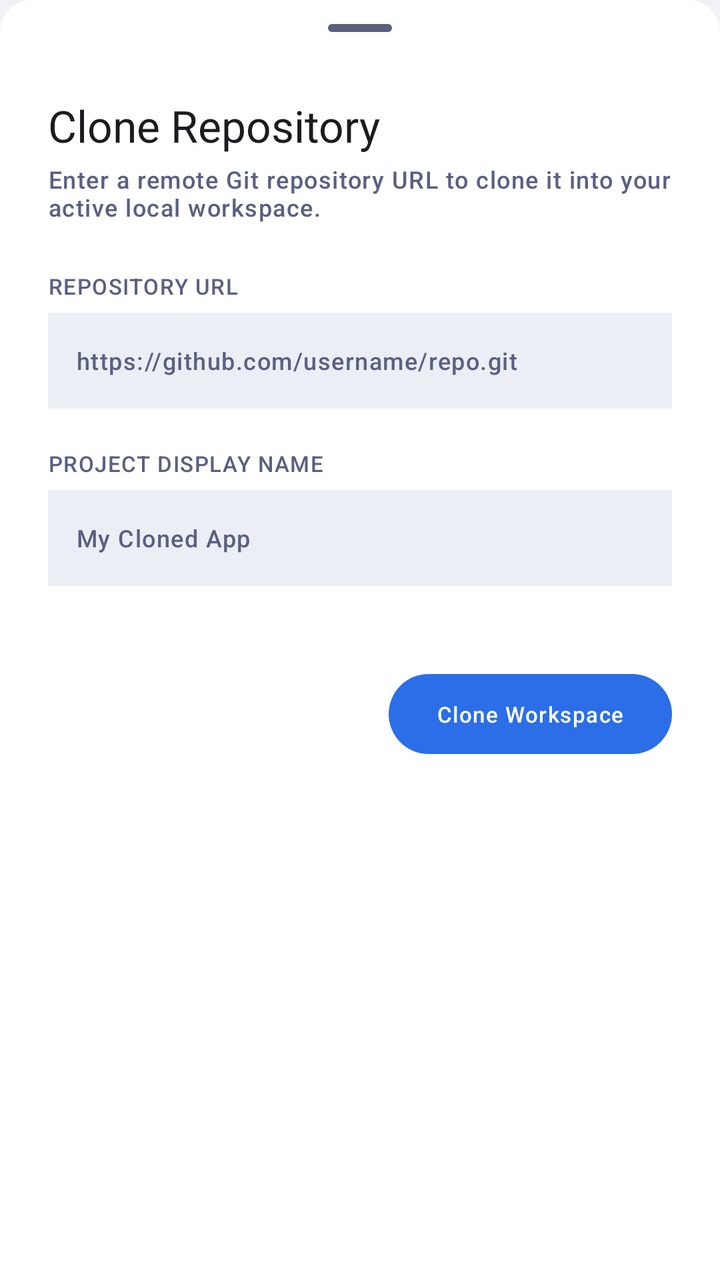
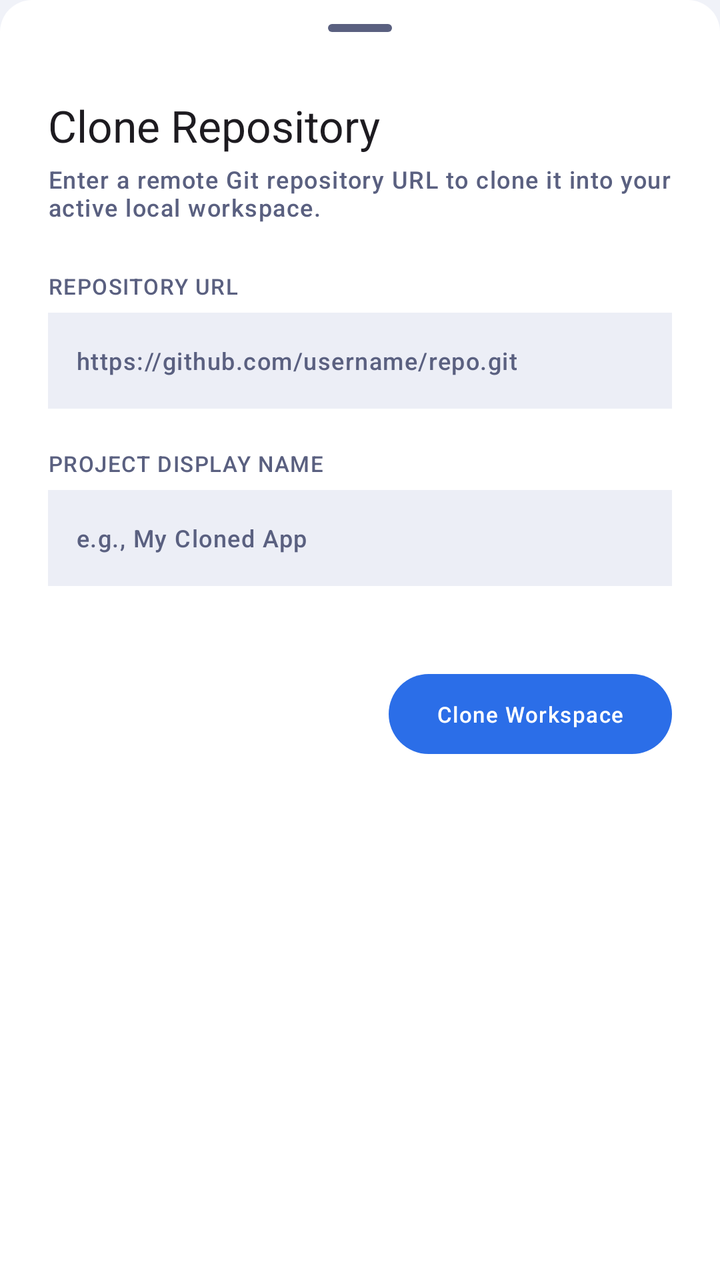

An Android layout rendered at two revisions. The XML below is the earlier revision; the diff shows what the commit changed to produce the second picture.
<!-- AndroidManifest.xml: application theme Theme.VCode -->
<!-- res/layout/bottom_sheet_git_clone.xml -->
<?xml version="1.0" encoding="utf-8"?>
<LinearLayout xmlns:android="http://schemas.android.com/apk/res/android"
    xmlns:app="http://schemas.android.com/apk/res-auto"
    xmlns:tools="http://schemas.android.com/tools"
    android:layout_width="match_parent"
    android:layout_height="wrap_content"
    android:background="@drawable/bottom_sheet_background"
    android:orientation="vertical">

    <com.google.android.material.bottomsheet.BottomSheetDragHandleView
        android:layout_width="wrap_content"
        android:layout_height="wrap_content"
        android:layout_gravity="center_horizontal"/>

    <LinearLayout
        android:id="@+id/layout_form"
        android:layout_width="match_parent"
        android:layout_height="wrap_content"
        android:orientation="vertical"
        android:visibility="visible">

        <TextView
            android:id="@+id/tv_clone_title"
            android:layout_width="wrap_content"
            android:layout_height="wrap_content"
            android:text="Clone Repository"
            android:textAppearance="@style/TextAppearance.Material3.TitleLarge"
            android:layout_marginStart="@dimen/vcode_app_gap_horizontal"
            android:layout_marginEnd="@dimen/vcode_app_gap_horizontal"/>

        <TextView
            android:id="@+id/tv_clone_subtitle"
            android:layout_width="wrap_content"
            android:layout_height="wrap_content"
            android:text="Enter a remote Git repository URL to clone it into your active local workspace."
            android:textAppearance="@style/TextAppearance.Material3.LabelMedium"
            android:textColor="?attr/colorOnSurfaceVariant"
            android:layout_marginTop="4dp"
            android:layout_marginHorizontal="@dimen/vcode_app_gap_horizontal"/>

        <androidx.core.widget.NestedScrollView
            android:layout_width="match_parent"
            android:layout_height="wrap_content"
            android:fillViewport="true">

            <LinearLayout
                android:layout_width="match_parent"
                android:layout_height="wrap_content"
                android:orientation="vertical">

                <TextView
                    android:id="@+id/tv_repo_url_label"
                    android:layout_width="wrap_content"
                    android:layout_height="wrap_content"
                    android:text="REPOSITORY URL"
                    android:layout_marginTop="24dp"
                    android:textAppearance="@style/TextAppearance.Material3.LabelSmall"
                    android:textColor="?attr/colorOnSurfaceVariant"
                    android:labelFor="@id/et_repo_url"
                    android:layout_marginStart="@dimen/vcode_app_gap_horizontal"/>

                <EditText
                    android:id="@+id/et_repo_url"
                    android:layout_width="match_parent"
                    android:layout_height="wrap_content"
                    android:layout_marginHorizontal="@dimen/vcode_app_gap_horizontal"
                    android:layout_marginTop="6dp"
                    android:background="?attr/colorSurfaceContainerHigh"
                    android:hint="https://github.com/username/repo.git"
                    android:imeOptions="actionNext"
                    android:importantForAutofill="no"
                    android:inputType="textUri"
                    android:maxLines="1"
                    android:minHeight="48dp"
                    android:padding="14dp"
                    android:textAppearance="@style/TextAppearance.Material3.LabelMedium"
                    android:textColor="?attr/colorOnSurface"
                    android:textColorHint="?attr/colorOnSurfaceVariant"/>

                <TextView
                    android:id="@+id/tv_project_name_label"
                    android:layout_width="wrap_content"
                    android:layout_height="wrap_content"
                    android:text="PROJECT DISPLAY NAME"
                    android:layout_marginTop="20dp"
                    android:textAppearance="@style/TextAppearance.Material3.LabelSmall"
                    android:textColor="?attr/colorOnSurfaceVariant"
                    android:labelFor="@id/et_project_name"
                    android:layout_marginStart="@dimen/vcode_app_gap_horizontal"/>

                <EditText
                    android:id="@+id/et_project_name"
                    android:layout_width="match_parent"
                    android:layout_height="wrap_content"
                    android:layout_marginHorizontal="@dimen/vcode_app_gap_horizontal"
                    android:layout_marginTop="6dp"
                    android:background="?attr/colorSurfaceContainerHigh"
                    android:hint="My Cloned App"
                    android:imeOptions="actionDone"
                    android:importantForAutofill="no"
                    android:inputType="text"
                    android:maxLines="1"
                    android:minHeight="48dp"
                    android:padding="14dp"
                    android:textAppearance="@style/TextAppearance.Material3.LabelMedium"
                    android:textColor="?attr/colorOnSurface"
                    android:textColorHint="?attr/colorOnSurfaceVariant"/>

                <com.google.android.material.button.MaterialButton
                    android:id="@+id/btn_execute_clone"
                    android:layout_width="wrap_content"
                    android:layout_height="wrap_content"
                    android:layout_gravity="end"
                    android:layout_marginTop="40dp"
                    android:layout_marginEnd="@dimen/vcode_app_gap_horizontal"
                    android:layout_marginBottom="20dp"
                    android:paddingHorizontal="24dp"
                    android:text="Clone Workspace"
                    android:textAppearance="@style/TextAppearance.Material3.LabelSmall"
                    android:textColor="?attr/colorOnPrimary"
                    app:backgroundTint="?attr/colorPrimary"/>

            </LinearLayout>
        </androidx.core.widget.NestedScrollView>
    </LinearLayout>

    <LinearLayout
        android:id="@+id/layout_progress"
        android:layout_width="match_parent"
        android:layout_height="260dp"
        android:gravity="center"
        android:orientation="vertical"
        android:padding="24dp"
        android:visibility="gone"
        tools:visibility="visible">

        <FrameLayout
            android:layout_width="wrap_content"
            android:layout_height="wrap_content">

            <com.google.android.material.progressindicator.CircularProgressIndicator
                android:id="@+id/progress_indicator"
                android:layout_width="wrap_content"
                android:layout_height="wrap_content"
                android:layout_gravity="center"
                android:indeterminate="true"
                app:indicatorSize="64dp"
                app:indicatorColor="?attr/colorPrimary"/>

            <TextView
                android:id="@+id/tv_progress_percentage"
                android:layout_width="wrap_content"
                android:layout_height="wrap_content"
                android:layout_gravity="center"
                android:text="0%"
                android:textAppearance="@style/TextAppearance.Material3.LabelSmall"
                android:textColor="?attr/colorPrimary"/>
        </FrameLayout>

        <TextView
            android:id="@+id/tv_progress_task"
            android:layout_width="wrap_content"
            android:layout_height="wrap_content"
            android:layout_marginTop="20dp"
            android:text="Initializing remote workspace..."
            android:gravity="center"
            android:textAppearance="@style/TextAppearance.Material3.TitleMedium"/>

        <TextView
            android:id="@+id/tv_progress_details"
            android:layout_width="wrap_content"
            android:layout_height="wrap_content"
            android:layout_marginTop="6dp"
            android:text="Resolving delta objects..."
            android:gravity="center"
            android:textAppearance="@style/TextAppearance.Material3.LabelMedium"
            android:textColor="?attr/colorOnSurfaceVariant"/>
            
        <com.google.android.material.button.MaterialButton
            android:id="@+id/btn_run_background"
            style="@style/Widget.Material3.Button.TextButton"
            android:layout_width="wrap_content"
            android:layout_height="wrap_content"
            android:layout_marginTop="20dp"
            android:text="Run in Background"
            android:textColor="?attr/colorPrimary" />
    </LinearLayout>

</LinearLayout>
<!-- resources referenced by this layout -->
<resources>
  <dimen name="vcode_app_gap_horizontal">24dp</dimen>
  <!-- drawable bottom_sheet_background (drawable) -->
  <?xml version="1.0" encoding="utf-8"?>
  <shape xmlns:android="http://schemas.android.com/apk/res/android"
      android:shape="rectangle">
  
      
      <solid android:color="?attr/colorSurface" />
  
      
      <corners
          android:topLeftRadius="16dp"
          android:topRightRadius="16dp" />
  
  </shape>
  <color name="vcode_accent_primary">#2B6EE8</color>
  <color name="vcode_on_primary">#FFFFFF</color>
  <color name="vcode_primary_container">#D6E4FF</color>
  <color name="vcode_on_primary_container">#001A41</color>
  <color name="vcode_accent_secondary">#6340E0</color>
  <color name="vcode_on_secondary">#FFFFFF</color>
  <color name="vcode_secondary_container">#E9DDFF</color>
  <color name="vcode_on_secondary_container">#1E0066</color>
  <color name="vcode_accent_success">#1FB870</color>
  <color name="vcode_on_success">#FFFFFF</color>
  <color name="vcode_success_container">#BBFFD8</color>
  <color name="vcode_on_success_container">#002114</color>
  <color name="vcode_accent_error">#D93B38</color>
  <color name="vcode_on_error">#FFFFFF</color>
  <color name="vcode_error_container">#FFDAD6</color>
  <color name="vcode_on_error_container">#410002</color>
  <color name="vcode_bg_deep">#F0F2F8</color>
  <color name="vcode_text_primary">#0D0F1A</color>
  <color name="vcode_bg_surface">#FFFFFF</color>
  <color name="vcode_surface_variant">#E1E4F0</color>
  <color name="vcode_on_surface_variant">#5A6080</color>
  <color name="vcode_bg_card">#F7F8FC</color>
  <color name="vcode_bg_elevated">#ECEEF6</color>
  <color name="vcode_outline">#DDE0EC</color>
  <color name="vcode_outline_variant">#C1C4D0</color>
  <color name="vcode_scrim">#000000</color>
  <style name="VCode.Shape.Small" parent="ShapeAppearance.Material3.SmallComponent">
          <item name="cornerFamily">rounded</item>
          <item name="cornerSize">8dp</item>
      </style>
  <style name="VCode.Shape.Medium" parent="ShapeAppearance.Material3.MediumComponent">
          <item name="cornerFamily">rounded</item>
          <item name="cornerSize">12dp</item>
      </style>
  <style name="VCode.Shape.Large" parent="ShapeAppearance.Material3.LargeComponent">
          <item name="cornerFamily">rounded</item>
          <item name="cornerSize">16dp</item>
      </style>
  <style name="VCode.AlertDialog" parent="ThemeOverlay.Material3.MaterialAlertDialog">
          <item name="shapeAppearanceOverlay">@style/VCode.Shape.Large</item>
          <item name="colorSurface">@color/vcode_bg_card</item>
      </style>
  <!-- unchanged entries left out for length: 1 -->
</resources>

<!-- the commit's change to res/layout/bottom_sheet_git_clone.xml (unified diff, before → after) -->
@@ -10,7 +10,7 @@
     <com.google.android.material.bottomsheet.BottomSheetDragHandleView
         android:layout_width="wrap_content"
         android:layout_height="wrap_content"
-        android:layout_gravity="center_horizontal"/>
+        android:layout_gravity="center_horizontal" />
 
     <LinearLayout
         android:id="@+id/layout_form"
@@ -23,20 +23,20 @@
             android:id="@+id/tv_clone_title"
             android:layout_width="wrap_content"
             android:layout_height="wrap_content"
-            android:text="Clone Repository"
-            android:textAppearance="@style/TextAppearance.Material3.TitleLarge"
             android:layout_marginStart="@dimen/vcode_app_gap_horizontal"
-            android:layout_marginEnd="@dimen/vcode_app_gap_horizontal"/>
+            android:layout_marginEnd="@dimen/vcode_app_gap_horizontal"
+            android:text="@string/vcode_clone_title"
+            android:textAppearance="@style/TextAppearance.Material3.TitleLarge" />
 
         <TextView
             android:id="@+id/tv_clone_subtitle"
             android:layout_width="wrap_content"
             android:layout_height="wrap_content"
-            android:text="Enter a remote Git repository URL to clone it into your active local workspace."
+            android:layout_marginHorizontal="@dimen/vcode_app_gap_horizontal"
+            android:layout_marginTop="4dp"
+            android:text="@string/vcode_enter_url_to_clone"
             android:textAppearance="@style/TextAppearance.Material3.LabelMedium"
-            android:textColor="?attr/colorOnSurfaceVariant"
-            android:layout_marginTop="4dp"
-            android:layout_marginHorizontal="@dimen/vcode_app_gap_horizontal"/>
+            android:textColor="?attr/colorOnSurfaceVariant" />
 
         <androidx.core.widget.NestedScrollView
             android:layout_width="match_parent"
@@ -52,12 +52,11 @@
                     android:id="@+id/tv_repo_url_label"
                     android:layout_width="wrap_content"
                     android:layout_height="wrap_content"
-                    android:text="REPOSITORY URL"
+                    android:layout_marginStart="@dimen/vcode_app_gap_horizontal"
                     android:layout_marginTop="24dp"
+                    android:text="@string/vcode_repo_url_label"
                     android:textAppearance="@style/TextAppearance.Material3.LabelSmall"
-                    android:textColor="?attr/colorOnSurfaceVariant"
-                    android:labelFor="@id/et_repo_url"
-                    android:layout_marginStart="@dimen/vcode_app_gap_horizontal"/>
+                    android:textColor="?attr/colorOnSurfaceVariant" />
 
                 <EditText
                     android:id="@+id/et_repo_url"
@@ -66,7 +65,7 @@
                     android:layout_marginHorizontal="@dimen/vcode_app_gap_horizontal"
                     android:layout_marginTop="6dp"
                     android:background="?attr/colorSurfaceContainerHigh"
-                    android:hint="https://github.com/username/repo.git"
+                    android:hint="@string/vcode_repo_url_hint"
                     android:imeOptions="actionNext"
                     android:importantForAutofill="no"
                     android:inputType="textUri"
@@ -75,18 +74,17 @@
                     android:padding="14dp"
                     android:textAppearance="@style/TextAppearance.Material3.LabelMedium"
                     android:textColor="?attr/colorOnSurface"
-                    android:textColorHint="?attr/colorOnSurfaceVariant"/>
+                    android:textColorHint="?attr/colorOnSurfaceVariant" />
 
                 <TextView
                     android:id="@+id/tv_project_name_label"
                     android:layout_width="wrap_content"
                     android:layout_height="wrap_content"
-                    android:text="PROJECT DISPLAY NAME"
+                    android:layout_marginStart="@dimen/vcode_app_gap_horizontal"
                     android:layout_marginTop="20dp"
+                    android:text="@string/vcode_project_display_name_label"
                     android:textAppearance="@style/TextAppearance.Material3.LabelSmall"
-                    android:textColor="?attr/colorOnSurfaceVariant"
-                    android:labelFor="@id/et_project_name"
-                    android:layout_marginStart="@dimen/vcode_app_gap_horizontal"/>
+                    android:textColor="?attr/colorOnSurfaceVariant" />
 
                 <EditText
                     android:id="@+id/et_project_name"
@@ -95,7 +93,7 @@
                     android:layout_marginHorizontal="@dimen/vcode_app_gap_horizontal"
                     android:layout_marginTop="6dp"
                     android:background="?attr/colorSurfaceContainerHigh"
-                    android:hint="My Cloned App"
+                    android:hint="@string/vcode_project_display_name_hint"
                     android:imeOptions="actionDone"
                     android:importantForAutofill="no"
                     android:inputType="text"
@@ -104,7 +102,7 @@
                     android:padding="14dp"
                     android:textAppearance="@style/TextAppearance.Material3.LabelMedium"
                     android:textColor="?attr/colorOnSurface"
-                    android:textColorHint="?attr/colorOnSurfaceVariant"/>
+                    android:textColorHint="?attr/colorOnSurfaceVariant" />
 
                 <com.google.android.material.button.MaterialButton
                     android:id="@+id/btn_execute_clone"
@@ -115,10 +113,10 @@
                     android:layout_marginEnd="@dimen/vcode_app_gap_horizontal"
                     android:layout_marginBottom="20dp"
                     android:paddingHorizontal="24dp"
-                    android:text="Clone Workspace"
+                    android:text="@string/vcode_clone_workspace_btn"
                     android:textAppearance="@style/TextAppearance.Material3.LabelSmall"
                     android:textColor="?attr/colorOnPrimary"
-                    app:backgroundTint="?attr/colorPrimary"/>
+                    app:backgroundTint="?attr/colorPrimary" />
 
             </LinearLayout>
         </androidx.core.widget.NestedScrollView>
@@ -144,8 +142,8 @@
                 android:layout_height="wrap_content"
                 android:layout_gravity="center"
                 android:indeterminate="true"
-                app:indicatorSize="64dp"
-                app:indicatorColor="?attr/colorPrimary"/>
+                app:indicatorColor="?attr/colorPrimary"
+                app:indicatorSize="64dp" />
 
             <TextView
                 android:id="@+id/tv_progress_percentage"
@@ -154,7 +152,8 @@
                 android:layout_gravity="center"
                 android:text="0%"
                 android:textAppearance="@style/TextAppearance.Material3.LabelSmall"
-                android:textColor="?attr/colorPrimary"/>
+                android:textColor="?attr/colorPrimary"
+                tools:ignore="HardcodedText" />
         </FrameLayout>
 
         <TextView
@@ -162,27 +161,28 @@
             android:layout_width="wrap_content"
             android:layout_height="wrap_content"
             android:layout_marginTop="20dp"
-            android:text="Initializing remote workspace..."
             android:gravity="center"
-            android:textAppearance="@style/TextAppearance.Material3.TitleMedium"/>
+            android:text="@string/vcode_initialize_remote_workspace"
+            android:textAppearance="@style/TextAppearance.Material3.TitleMedium" />
 
         <TextView
             android:id="@+id/tv_progress_details"
             android:layout_width="wrap_content"
             android:layout_height="wrap_content"
             android:layout_marginTop="6dp"
-            android:text="Resolving delta objects..."
             android:gravity="center"
+            android:text="@string/vcode_resolving_delta_objects"
             android:textAppearance="@style/TextAppearance.Material3.LabelMedium"
-            android:textColor="?attr/colorOnSurfaceVariant"/>
-            
+            android:textColor="?attr/colorOnSurfaceVariant" />
+
         <com.google.android.material.button.MaterialButton
             android:id="@+id/btn_run_background"
             style="@style/Widget.Material3.Button.TextButton"
             android:layout_width="wrap_content"
             android:layout_height="wrap_content"
             android:layout_marginTop="20dp"
-            android:text="Run in Background"
+            android:text="@string/vcode_run_in_background_btn"
+            android:textAppearance="@style/TextAppearance.Material3.LabelMedium"
             android:textColor="?attr/colorPrimary" />
     </LinearLayout>
 
<!-- resource entries referenced after the edit -->
@@ -15,6 +15,16 @@
           android:topRightRadius="16dp" />
   
   </shape>
+  <string name="vcode_clone_title">Clone Repository</string>
+  <string name="vcode_clone_workspace_btn">Clone Workspace</string>
+  <string name="vcode_enter_url_to_clone">Enter a remote Git repository URL to clone it into your active local workspace.</string>
+  <string name="vcode_initialize_remote_workspace">Initializing remote workspace...</string>
+  <string name="vcode_project_display_name_hint">e.g., My Cloned App</string>
+  <string name="vcode_project_display_name_label">PROJECT DISPLAY NAME</string>
+  <string name="vcode_repo_url_hint">https://github.com/username/repo.git</string>
+  <string name="vcode_repo_url_label">REPOSITORY URL</string>
+  <string name="vcode_resolving_delta_objects">Resolving delta objects...</string>
+  <string name="vcode_run_in_background_btn">Run in Background</string>
   <color name="vcode_accent_primary">#2B6EE8</color>
   <color name="vcode_on_primary">#FFFFFF</color>
   <color name="vcode_primary_container">#D6E4FF</color>
